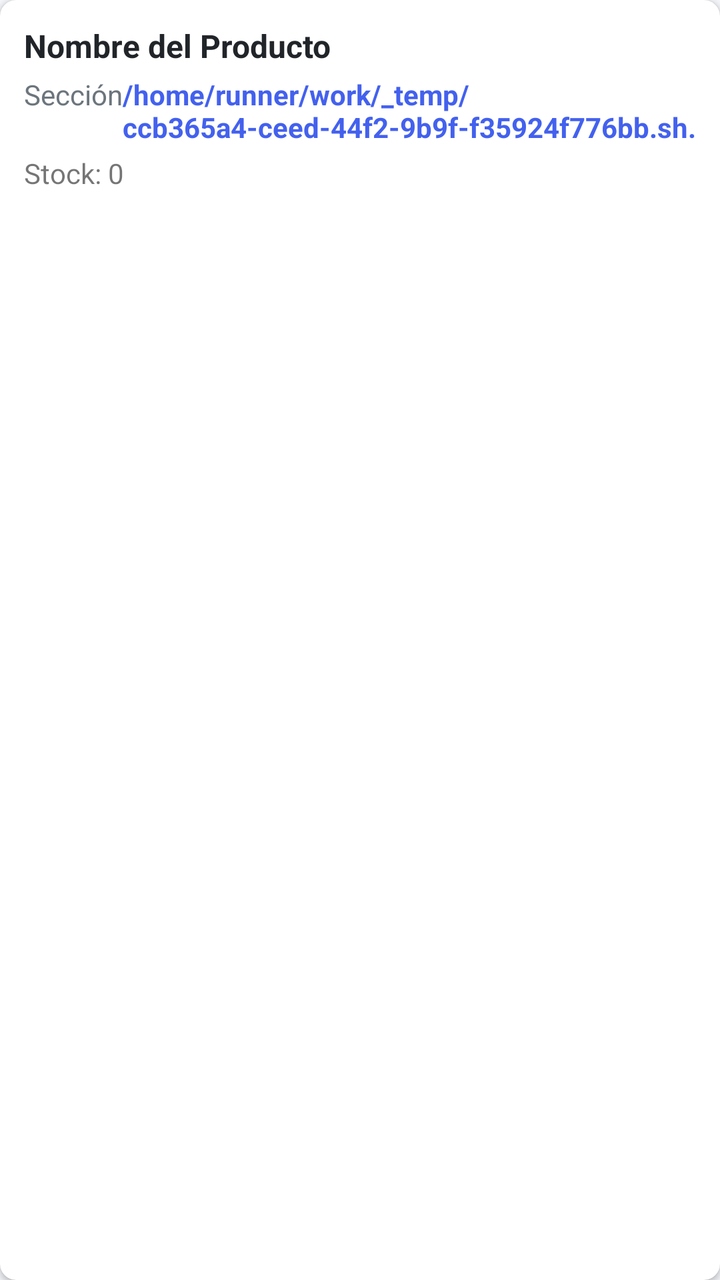
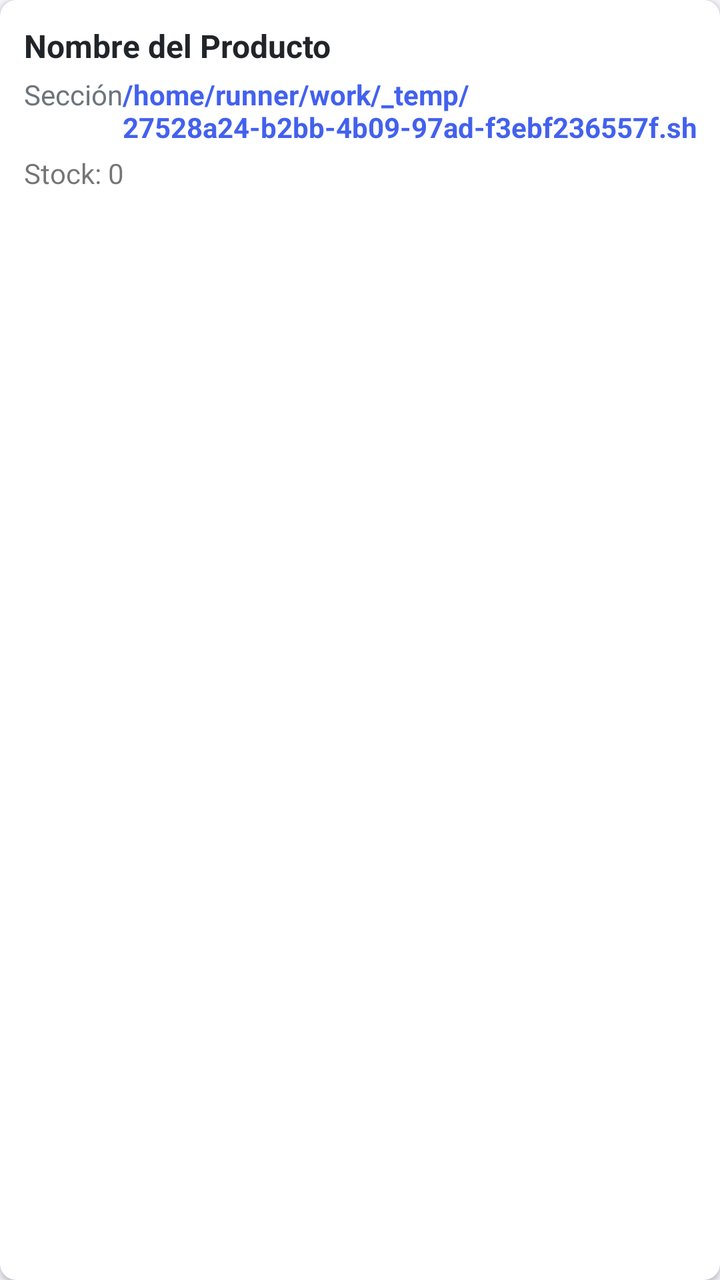

The first picture is an Android layout as it rendered before a commit; the second is the same layout after the commit. The layout source and the unified diff follow.
<!-- AndroidManifest.xml: application theme Theme.OmniVentas -->
<!-- res/layout/item_producto.xml -->
<?xml version="1.0" encoding="utf-8"?>
<androidx.cardview.widget.CardView xmlns:android="http://schemas.android.com/apk/res/android"
    xmlns:app="http://schemas.android.com/apk/res-auto"
    android:layout_width="match_parent"
    android:layout_height="wrap_content"
    android:layout_marginBottom="8dp"
    app:cardCornerRadius="8dp"
    app:cardElevation="2dp">
    <LinearLayout
        android:layout_width="match_parent"
        android:layout_height="wrap_content"
        android:orientation="vertical"
        android:padding="12dp">
        <TextView
            android:id="@+id/tv_nombre"
            android:layout_width="match_parent"
            android:layout_height="wrap_content"
            android:text="Nombre del Producto"
            android:textSize="16sp"
            android:textStyle="bold"
            android:textColor="@color/dark" />
        <LinearLayout
            android:layout_width="match_parent"
            android:layout_height="wrap_content"
            android:orientation="horizontal"
            android:layout_marginTop="4dp">
            <TextView
                android:id="@+id/tv_seccion"
                android:layout_width="0dp"
                android:layout_height="wrap_content"
                android:layout_weight="1"
                android:text="Sección"
                android:textSize="14sp"
                android:textColor="@color/gray" />
            <TextView
                android:id="@+id/tv_precio"
                android:layout_width="wrap_content"
                android:layout_height="wrap_content"
                android:text="/home/runner/work/_temp/ccb365a4-ceed-44f2-9b9f-f35924f776bb.sh.00"
                android:textSize="14sp"
                android:textColor="@color/primary"
                android:textStyle="bold" />
        </LinearLayout>
        <TextView
            android:id="@+id/tv_stock"
            android:layout_width="wrap_content"
            android:layout_height="wrap_content"
            android:text="Stock: 0"
            android:textSize="14sp"
            android:layout_marginTop="4dp" />
    </LinearLayout>
</androidx.cardview.widget.CardView>
<!-- resources referenced by this layout -->
<resources>
  <color name="dark">#212529</color>
  <color name="gray">#6C757D</color>
  <color name="primary">#4361EE</color>
  <style name="Theme.OmniVentas" parent="Theme.MaterialComponents.DayNight.NoActionBar">
          <item name="colorPrimary">@color/primary</item>
          <item name="colorPrimaryVariant">@color/primary_dark</item>
          <item name="colorOnPrimary">@color/white</item>
          <item name="colorSecondary">@color/secondary</item>
          <item name="colorOnSecondary">@color/white</item>
          <item name="android:statusBarColor">@color/primary</item>
          <item name="android:windowBackground">@color/light_gray</item>
      </style>
  <color name="primary_dark">#3A56D4</color>
  <color name="white">#FFFFFF</color>
  <color name="secondary">#3F37C9</color>
  <color name="light_gray">#F5F7FB</color>
</resources>

<!-- the commit's change to res/layout/item_producto.xml (unified diff, before → after) -->
@@ -36,7 +36,7 @@
                 android:id="@+id/tv_precio"
                 android:layout_width="wrap_content"
                 android:layout_height="wrap_content"
-                android:text="/home/runner/work/_temp/ccb365a4-ceed-44f2-9b9f-f35924f776bb.sh.00"
+                android:text="/home/runner/work/_temp/27528a24-b2bb-4b09-97ad-f3ebf236557f.sh.00"
                 android:textSize="14sp"
                 android:textColor="@color/primary"
                 android:textStyle="bold" />
